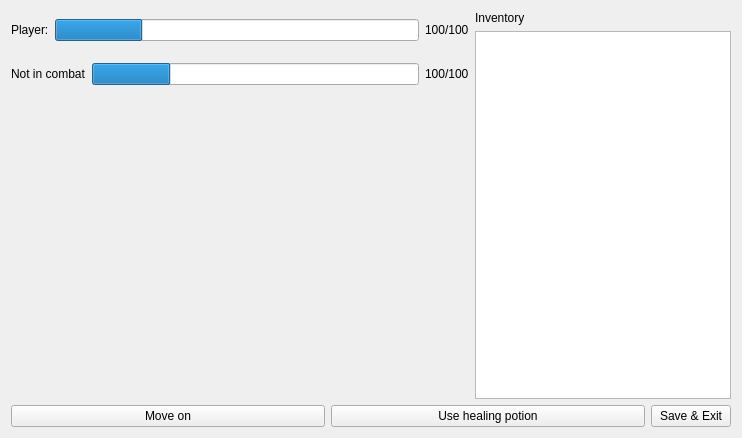
Old version of the form matchwindow.ui in the repository sorge13248/skyrimqt.
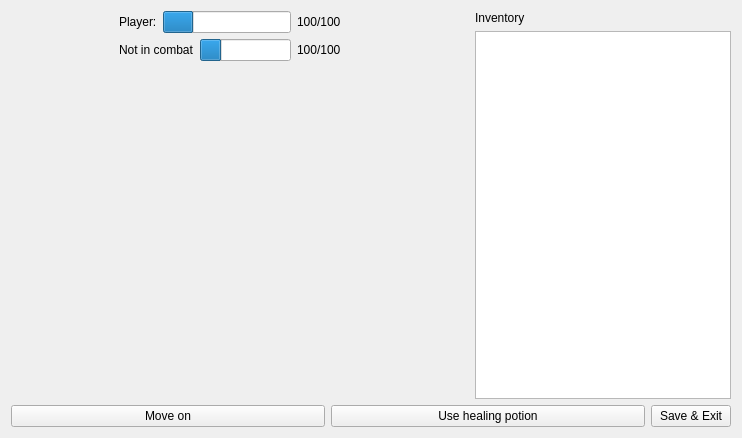
New version of the form. Icons and pictures are not drawn.

Diff of the .ui file:
```diff
--- a/matchwindow.ui
+++ b/matchwindow.ui
@@ -18,6 +18,19 @@
     <layout class="QVBoxLayout" name="verticalLayout_2">
      <item>
       <layout class="QHBoxLayout" name="horizontalLayout_2">
+       <item>
+        <spacer name="horizontalSpacer_2">
+         <property name="orientation">
+          <enum>Qt::Horizontal</enum>
+         </property>
+         <property name="sizeHint" stdset="0">
+          <size>
+           <width>40</width>
+           <height>20</height>
+          </size>
+         </property>
+        </spacer>
+       </item>
        <item>
         <layout class="QVBoxLayout" name="verticalLayout">
          <item>
@@ -44,6 +57,12 @@
            </item>
            <item>
             <widget class="QLabel" name="playerHealth">
+             <property name="minimumSize">
+              <size>
+               <width>65</width>
+               <height>0</height>
+              </size>
+             </property>
              <property name="text">
               <string>100/100</string>
              </property>
@@ -75,6 +94,12 @@
            </item>
            <item>
             <widget class="QLabel" name="enemyHealth">
+             <property name="minimumSize">
+              <size>
+               <width>65</width>
+               <height>0</height>
+              </size>
+             </property>
              <property name="text">
               <string>100/100</string>
              </property>
@@ -82,6 +107,19 @@
            </item>
           </layout>
          </item>
+         <item>
+          <spacer name="verticalSpacer">
+           <property name="orientation">
+            <enum>Qt::Vertical</enum>
+           </property>
+           <property name="sizeHint" stdset="0">
+            <size>
+             <width>20</width>
+             <height>40</height>
+            </size>
+           </property>
+          </spacer>
+         </item>
          <item>
           <widget class="QLabel" name="sceneLabel">
            <property name="sizePolicy">
@@ -107,8 +145,34 @@
            </property>
           </widget>
          </item>
+         <item>
+          <spacer name="verticalSpacer_2">
+           <property name="orientation">
+            <enum>Qt::Vertical</enum>
+           </property>
+           <property name="sizeHint" stdset="0">
+            <size>
+             <width>20</width>
+             <height>40</height>
+            </size>
+           </property>
+          </spacer>
+         </item>
         </layout>
        </item>
+       <item>
+        <spacer name="horizontalSpacer">
+         <property name="orientation">
+          <enum>Qt::Horizontal</enum>
+         </property>
+         <property name="sizeHint" stdset="0">
+          <size>
+           <width>40</width>
+           <height>20</height>
+          </size>
+         </property>
+        </spacer>
+       </item>
        <item>
         <layout class="QVBoxLayout" name="verticalLayout_4" stretch="0,0">
          <item>
```
Left out of the diff: 7 changed lines with no effect on the pictures.
